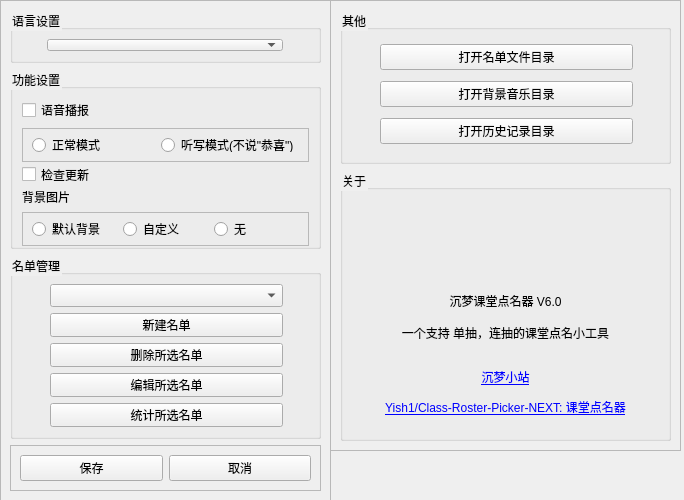
Yish1/Class-Roster-Picker-NEXT, file settings.ui: the form before one commit.
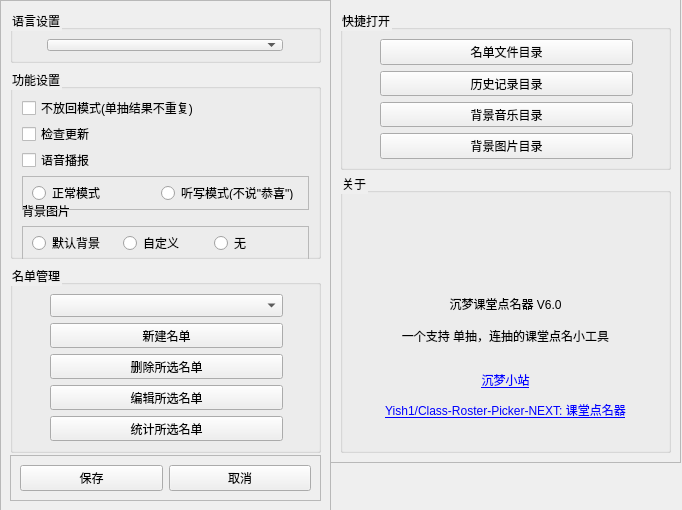
The form after the commit. Icons and pictures are not drawn.

Commit message: (UNFINISHED)func: 不放回模式

What changed in the file:
```diff
--- a/settings.ui
+++ b/settings.ui
@@ -6,8 +6,8 @@
    <rect>
     <x>0</x>
     <y>0</y>
-    <width>684</width>
-    <height>500</height>
+    <width>682</width>
+    <height>510</height>
    </rect>
   </property>
   <property name="sizePolicy">
@@ -18,14 +18,14 @@
   </property>
   <property name="minimumSize">
    <size>
-    <width>330</width>
-    <height>500</height>
+    <width>682</width>
+    <height>510</height>
    </size>
   </property>
   <property name="maximumSize">
    <size>
-    <width>3030</width>
-    <height>500</height>
+    <width>682</width>
+    <height>510</height>
    </size>
   </property>
   <property name="windowTitle">
@@ -33,7 +33,7 @@
   </property>
   <property name="styleSheet">
    <string notr="true">* {
-    font-size: 9pt;
+    font-size: 12px;
 }</string>
   </property>
   <widget class="QFrame" name="frame_5">
@@ -42,7 +42,7 @@
      <x>0</x>
      <y>0</y>
      <width>331</width>
-     <height>501</height>
+     <height>511</height>
     </rect>
    </property>
    <property name="frameShape">
@@ -57,7 +57,7 @@
       <property name="minimumSize">
        <size>
         <width>267</width>
-        <height>173</height>
+        <height>190</height>
        </size>
       </property>
       <property name="styleSheet">
@@ -67,7 +67,65 @@
        <string>功能设置</string>
       </property>
       <layout class="QGridLayout" name="gridLayout_4">
+       <item row="6" column="0">
+        <widget class="QLabel" name="label">
+         <property name="minimumSize">
+          <size>
+           <width>0</width>
+           <height>0</height>
+          </size>
+         </property>
+         <property name="maximumSize">
+          <size>
+           <width>16777215</width>
+           <height>16777215</height>
+          </size>
+         </property>
+         <property name="text">
+          <string>背景图片</string>
+         </property>
+        </widget>
+       </item>
        <item row="4" column="0">
+        <widget class="QFrame" name="frame_2">
+         <property name="minimumSize">
+          <size>
+           <width>0</width>
+           <height>34</height>
+          </size>
+         </property>
+         <property name="frameShape">
+          <enum>QFrame::StyledPanel</enum>
+         </property>
+         <property name="frameShadow">
+          <enum>QFrame::Raised</enum>
+         </property>
+         <layout class="QHBoxLayout" name="horizontalLayout">
+          <item>
+           <widget class="QRadioButton" name="radioButton">
+            <property name="text">
+             <string>正常模式</string>
+            </property>
+           </widget>
+          </item>
+          <item>
+           <widget class="QRadioButton" name="radioButton_2">
+            <property name="text">
+             <string>听写模式(不说&quot;恭喜&quot;)</string>
+            </property>
+           </widget>
+          </item>
+         </layout>
+        </widget>
+       </item>
+       <item row="1" column="0">
+        <widget class="QCheckBox" name="checkBox">
+         <property name="text">
+          <string>不放回模式(单抽结果不重复)</string>
+         </property>
+        </widget>
+       </item>
+       <item row="7" column="0">
         <widget class="QFrame" name="frame_3">
          <property name="minimumSize">
           <size>
@@ -106,77 +164,26 @@
          </layout>
         </widget>
        </item>
-       <item row="2" column="0">
-        <widget class="QCheckBox" name="checkBox_3">
-         <property name="minimumSize">
-          <size>
-           <width>0</width>
-           <height>33</height>
-          </size>
-         </property>
-         <property name="text">
-          <string>检查更新</string>
-         </property>
-        </widget>
-       </item>
-       <item row="0" column="0">
+       <item row="3" column="0">
         <widget class="QCheckBox" name="checkBox_2">
          <property name="text">
           <string>语音播报</string>
          </property>
         </widget>
        </item>
-       <item row="3" column="0">
-        <widget class="QLabel" name="label">
+       <item row="2" column="0">
+        <widget class="QCheckBox" name="checkBox_3">
          <property name="minimumSize">
           <size>
            <width>0</width>
            <height>0</height>
           </size>
          </property>
-         <property name="maximumSize">
-          <size>
-           <width>16777215</width>
-           <height>16777215</height>
-          </size>
-         </property>
          <property name="text">
-          <string>背景图片</string>
+          <string>检查更新</string>
          </property>
         </widget>
        </item>
-       <item row="1" column="0">
-        <widget class="QFrame" name="frame_2">
-         <property name="minimumSize">
-          <size>
-           <width>0</width>
-           <height>34</height>
-          </size>
-         </property>
-         <property name="frameShape">
-          <enum>QFrame::StyledPanel</enum>
-         </property>
-         <property name="frameShadow">
-          <enum>QFrame::Raised</enum>
-         </property>
-         <layout class="QHBoxLayout" name="horizontalLayout">
-          <item>
-           <widget class="QRadioButton" name="radioButton">
-            <property name="text">
-             <string>正常模式</string>
-            </property>
-           </widget>
-          </item>
-          <item>
-           <widget class="QRadioButton" name="radioButton_2">
-            <property name="text">
-             <string>听写模式(不说&quot;恭喜&quot;)</string>
-            </property>
-           </widget>
-          </item>
-         </layout>
-        </widget>
-       </item>
       </layout>
      </widget>
     </item>
@@ -252,7 +259,7 @@
       <property name="minimumSize">
        <size>
         <width>0</width>
-        <height>184</height>
+        <height>188</height>
        </size>
       </property>
       <property name="title">
@@ -319,9 +326,9 @@
    <property name="geometry">
     <rect>
      <x>330</x>
-     <y>0</y>
+     <y>-3</y>
      <width>351</width>
-     <height>451</height>
+     <height>466</height>
     </rect>
    </property>
    <property name="frameShape">
@@ -342,7 +349,7 @@
       <property name="minimumSize">
        <size>
         <width>0</width>
-        <height>154</height>
+        <height>160</height>
        </size>
       </property>
       <property name="maximumSize">
@@ -352,7 +359,7 @@
        </size>
       </property>
       <property name="title">
-       <string>其他</string>
+       <string>快捷打开</string>
       </property>
       <layout class="QGridLayout" name="gridLayout_8">
        <property name="sizeConstraint">
@@ -364,24 +371,31 @@
        <property name="rightMargin">
         <number>35</number>
        </property>
-       <item row="1" column="0">
-        <widget class="QPushButton" name="pushButton_10">
-         <property name="text">
-          <string>打开背景音乐目录</string>
-         </property>
-        </widget>
-       </item>
        <item row="0" column="0">
         <widget class="QPushButton" name="pushButton_12">
          <property name="text">
-          <string>打开名单文件目录</string>
+          <string>名单文件目录</string>
          </property>
         </widget>
        </item>
        <item row="2" column="0">
         <widget class="QPushButton" name="pushButton_8">
          <property name="text">
-          <string>打开历史记录目录</string>
+          <string>历史记录目录</string>
+         </property>
+        </widget>
+       </item>
+       <item row="4" column="0">
+        <widget class="QPushButton" name="pushButton_9">
+         <property name="text">
+          <string>背景图片目录</string>
+         </property>
+        </widget>
+       </item>
+       <item row="3" column="0">
+        <widget class="QPushButton" name="pushButton_10">
+         <property name="text">
+          <string>背景音乐目录</string>
          </property>
         </widget>
        </item>
```
Left out of the diff: 52 changed lines with no effect on the pictures. The commit also changes 6 other files.
